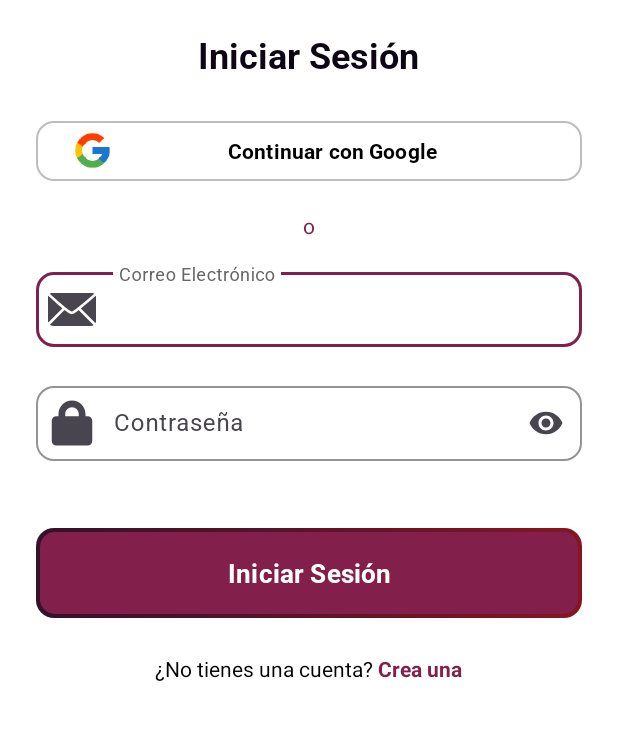
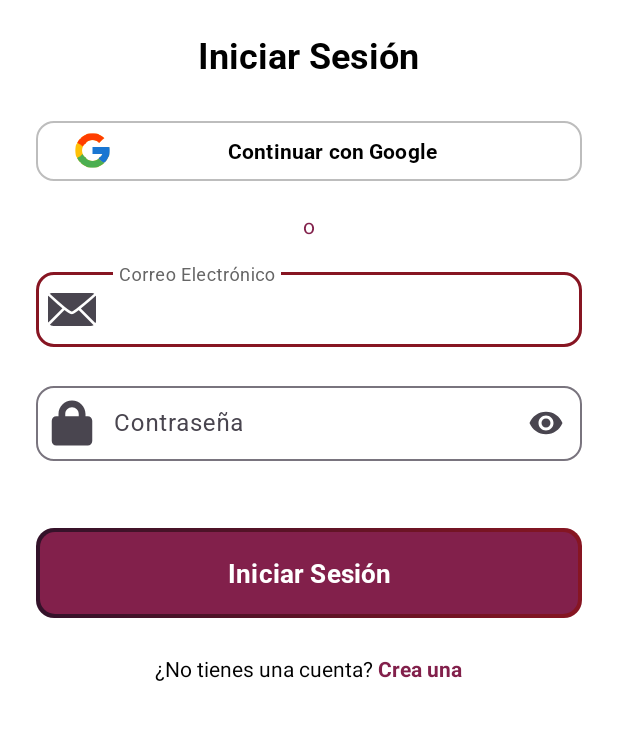
Before and after one commit to mg23117/Gym360, an Android app: the layout activity_login.xml on its own in the app's theme, with its tools: preview values and no code run, on a phone screen of 412 x 824 dp, the part 311-1051 px from its top. Run offline under Robolectric (Android 15) with nearby library versions, the phone set to English and light mode, and no system bars.

Commit message:
Arreglando color visual para que funcione modo noche y día

```diff
--- a/app/src/main/res/layout/activity_login.xml
+++ b/app/src/main/res/layout/activity_login.xml
@@ -41,7 +41,7 @@
             android:layout_marginBottom="24dp"
             android:fontFamily="@font/main_font"
             android:text="Iniciar Sesión"
-            android:textColor="@color/gym_dark"
+            android:textColor="@color/text_primary"
             android:textSize="24sp"
             android:textStyle="bold" />
 
--- a/app/src/main/res/values/styles.xml
+++ b/app/src/main/res/values/styles.xml
@@ -43,7 +43,6 @@
         <item name="boxCornerRadiusTopEnd">12dp</item>
         <item name="boxCornerRadiusBottomStart">12dp</item>
         <item name="boxCornerRadiusBottomEnd">12dp</item>
-        <item name="boxStrokeColor">@color/gym_pink</item>
         <item name="hintTextColor">@color/text_secondary</item>
     </style>
 
```
